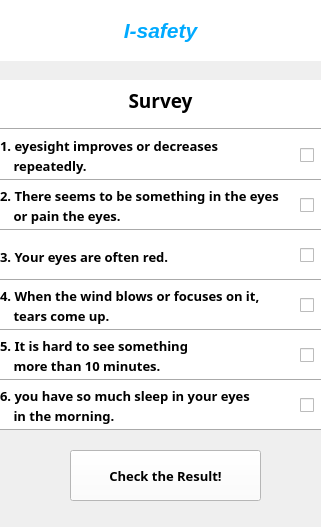
Above: I-safety(final_version)/I-safety/UI/SelfSurvey.ui from Bangjeho/I-Safety before the change. Below: the same form after it.
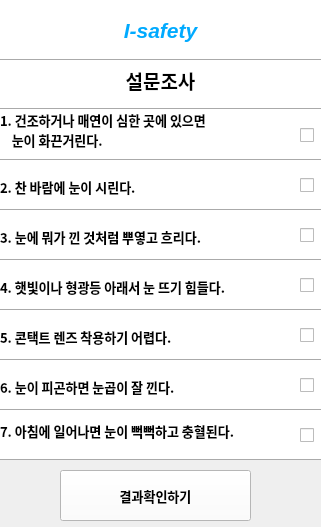
That is the form after the change.

The edit to the form file:
```diff
--- a/I-safety(final_version)/I-safety/UI/SelfSurvey.ui
+++ b/I-safety(final_version)/I-safety/UI/SelfSurvey.ui
@@ -71,35 +71,11 @@
     <set>Qt::AlignCenter</set>
    </property>
   </widget>
-  <widget class="QLabel" name="label_5">
-   <property name="geometry">
-    <rect>
-     <x>0</x>
-     <y>136</y>
-     <width>321</width>
-     <height>20</height>
-    </rect>
-   </property>
-   <property name="font">
-    <font>
-     <family>함초롬돋움</family>
-     <pointsize>10</pointsize>
-     <weight>75</weight>
-     <bold>true</bold>
-    </font>
-   </property>
-   <property name="styleSheet">
-    <string notr="true">background-color: rgb(255, 255, 255);</string>
-   </property>
-   <property name="text">
-    <string>1. eyesight improves or decreases</string>
-   </property>
-  </widget>
   <widget class="QPushButton" name="pushButton">
    <property name="geometry">
     <rect>
-     <x>70</x>
-     <y>450</y>
+     <x>60</x>
+     <y>470</y>
      <width>191</width>
      <height>51</height>
     </rect>
@@ -116,14 +92,14 @@
     <string notr="true">background-color: rgb(255, 255, 255);</string>
    </property>
    <property name="text">
-    <string>Check the Result!</string>
+    <string>결과확인하기</string>
    </property>
   </widget>
   <widget class="Line" name="line_7">
    <property name="geometry">
     <rect>
      <x>0</x>
-     <y>170</y>
+     <y>150</y>
      <width>321</width>
      <height>20</height>
     </rect>
@@ -157,7 +133,7 @@
    <property name="geometry">
     <rect>
      <x>300</x>
-     <y>130</y>
+     <y>110</y>
      <width>21</width>
      <height>51</height>
     </rect>
@@ -166,61 +142,13 @@
     <string/>
    </property>
   </widget>
-  <widget class="QLabel" name="label_8">
-   <property name="geometry">
-    <rect>
-     <x>0</x>
-     <y>156</y>
-     <width>321</width>
-     <height>20</height>
-    </rect>
-   </property>
-   <property name="font">
-    <font>
-     <family>함초롬돋움</family>
-     <pointsize>10</pointsize>
-     <weight>75</weight>
-     <bold>true</bold>
-    </font>
-   </property>
-   <property name="styleSheet">
-    <string notr="true">background-color: rgb(255, 255, 255);</string>
-   </property>
-   <property name="text">
-    <string>    repeatedly.</string>
-   </property>
-  </widget>
-  <widget class="QLabel" name="label_9">
-   <property name="geometry">
-    <rect>
-     <x>0</x>
-     <y>206</y>
-     <width>321</width>
-     <height>20</height>
-    </rect>
-   </property>
-   <property name="font">
-    <font>
-     <family>함초롬돋움</family>
-     <pointsize>10</pointsize>
-     <weight>75</weight>
-     <bold>true</bold>
-    </font>
-   </property>
-   <property name="styleSheet">
-    <string notr="true">background-color: rgb(255, 255, 255);</string>
-   </property>
-   <property name="text">
-    <string>    or pain the eyes.</string>
-   </property>
-  </widget>
   <widget class="QLabel" name="label_6">
    <property name="geometry">
     <rect>
      <x>0</x>
-     <y>186</y>
+     <y>166</y>
      <width>321</width>
-     <height>20</height>
+     <height>41</height>
     </rect>
    </property>
    <property name="font">
@@ -235,14 +163,14 @@
     <string notr="true">background-color: rgb(255, 255, 255);</string>
    </property>
    <property name="text">
-    <string>2. There seems to be something in the eyes</string>
+    <string>2. 찬 바람에 눈이 시린다.</string>
    </property>
   </widget>
   <widget class="Line" name="line_8">
    <property name="geometry">
     <rect>
      <x>0</x>
-     <y>220</y>
+     <y>200</y>
      <width>321</width>
      <height>20</height>
     </rect>
@@ -276,24 +204,24 @@
    <property name="geometry">
     <rect>
      <x>0</x>
-     <y>256</y>
-     <width>321</width>
-     <height>20</height>
-    </rect>
-   </property>
-   <property name="styleSheet">
-    <string notr="true">background-color: rgb(255, 255, 255);</string>
-   </property>
-   <property name="text">
-    <string/>
-   </property>
-  </widget>
-  <widget class="QLabel" name="label_7">
-   <property name="geometry">
-    <rect>
-     <x>0</x>
      <y>236</y>
      <width>321</width>
+     <height>20</height>
+    </rect>
+   </property>
+   <property name="styleSheet">
+    <string notr="true">background-color: rgb(255, 255, 255);</string>
+   </property>
+   <property name="text">
+    <string/>
+   </property>
+  </widget>
+  <widget class="QLabel" name="label_7">
+   <property name="geometry">
+    <rect>
+     <x>0</x>
+     <y>216</y>
+     <width>321</width>
      <height>41</height>
     </rect>
    </property>
@@ -309,14 +237,14 @@
     <string notr="true">background-color: rgb(255, 255, 255);</string>
    </property>
    <property name="text">
-    <string>3. Your eyes are often red.</string>
+    <string>3. 눈에 뭐가 낀 것처럼 뿌옇고 흐리다.</string>
    </property>
   </widget>
   <widget class="Line" name="line_9">
    <property name="geometry">
     <rect>
      <x>0</x>
-     <y>270</y>
+     <y>250</y>
      <width>321</width>
      <height>20</height>
     </rect>
@@ -346,37 +274,13 @@
     <enum>Qt::Horizontal</enum>
    </property>
   </widget>
-  <widget class="QLabel" name="label_11">
-   <property name="geometry">
-    <rect>
-     <x>0</x>
-     <y>306</y>
-     <width>321</width>
-     <height>20</height>
-    </rect>
-   </property>
-   <property name="font">
-    <font>
-     <family>함초롬돋움</family>
-     <pointsize>10</pointsize>
-     <weight>75</weight>
-     <bold>true</bold>
-    </font>
-   </property>
-   <property name="styleSheet">
-    <string notr="true">background-color: rgb(255, 255, 255);</string>
-   </property>
-   <property name="text">
-    <string>    tears come up.</string>
-   </property>
-  </widget>
   <widget class="QLabel" name="label_12">
    <property name="geometry">
     <rect>
      <x>0</x>
-     <y>286</y>
+     <y>266</y>
      <width>321</width>
-     <height>20</height>
+     <height>41</height>
     </rect>
    </property>
    <property name="font">
@@ -391,14 +295,14 @@
     <string notr="true">background-color: rgb(255, 255, 255);</string>
    </property>
    <property name="text">
-    <string>4. When the wind blows or focuses on it,</string>
+    <string>4. 햇빛이나 형광등 아래서 눈 뜨기 힘들다.</string>
    </property>
   </widget>
   <widget class="Line" name="line_10">
    <property name="geometry">
     <rect>
      <x>0</x>
-     <y>320</y>
+     <y>300</y>
      <width>321</width>
      <height>20</height>
     </rect>
@@ -428,37 +332,13 @@
     <enum>Qt::Horizontal</enum>
    </property>
   </widget>
-  <widget class="QLabel" name="label_13">
-   <property name="geometry">
-    <rect>
-     <x>0</x>
-     <y>356</y>
-     <width>321</width>
-     <height>20</height>
-    </rect>
-   </property>
-   <property name="font">
-    <font>
-     <family>함초롬돋움</family>
-     <pointsize>10</pointsize>
-     <weight>75</weight>
-     <bold>true</bold>
-    </font>
-   </property>
-   <property name="styleSheet">
-    <string notr="true">background-color: rgb(255, 255, 255);</string>
-   </property>
-   <property name="text">
-    <string>    more than 10 minutes.</string>
-   </property>
-  </widget>
   <widget class="QLabel" name="label_14">
    <property name="geometry">
     <rect>
      <x>0</x>
-     <y>336</y>
+     <y>316</y>
      <width>321</width>
-     <height>20</height>
+     <height>41</height>
     </rect>
    </property>
    <property name="font">
@@ -473,14 +353,14 @@
     <string notr="true">background-color: rgb(255, 255, 255);</string>
    </property>
    <property name="text">
-    <string>5. It is hard to see something </string>
+    <string>5. 콘택트 렌즈 착용하기 어렵다.</string>
    </property>
   </widget>
   <widget class="Line" name="line_11">
    <property name="geometry">
     <rect>
      <x>0</x>
-     <y>370</y>
+     <y>350</y>
      <width>321</width>
      <height>20</height>
     </rect>
@@ -510,37 +390,13 @@
     <enum>Qt::Horizontal</enum>
    </property>
   </widget>
-  <widget class="QLabel" name="label_15">
-   <property name="geometry">
-    <rect>
-     <x>0</x>
-     <y>406</y>
-     <width>321</width>
-     <height>20</height>
-    </rect>
-   </property>
-   <property name="font">
-    <font>
-     <family>함초롬돋움</family>
-     <pointsize>10</pointsize>
-     <weight>75</weight>
-     <bold>true</bold>
-    </font>
-   </property>
-   <property name="styleSheet">
-    <string notr="true">background-color: rgb(255, 255, 255);</string>
-   </property>
-   <property name="text">
-    <string>    in the morning.</string>
-   </property>
-  </widget>
   <widget class="QLabel" name="label_16">
    <property name="geometry">
     <rect>
      <x>0</x>
-     <y>386</y>
+     <y>366</y>
      <width>321</width>
-     <height>20</height>
+     <height>41</height>
     </rect>
    </property>
    <property name="font">
@@ -555,14 +411,14 @@
     <string notr="true">background-color: rgb(255, 255, 255);</string>
    </property>
    <property name="text">
-    <string>6. you have so much sleep in your eyes</string>
+    <string>6. 눈이 피곤하면 눈곱이 잘 낀다.</string>
    </property>
   </widget>
   <widget class="Line" name="line_12">
    <property name="geometry">
     <rect>
      <x>0</x>
-     <y>420</y>
+     <y>400</y>
      <width>321</width>
      <height>20</height>
     </rect>
@@ -596,7 +452,7 @@
    <property name="geometry">
     <rect>
      <x>300</x>
-     <y>180</y>
+     <y>160</y>
      <width>21</width>
      <height>51</height>
     </rect>
@@ -609,7 +465,7 @@
    <property name="geometry">
     <rect>
      <x>300</x>
-     <y>230</y>
+     <y>210</y>
      <width>21</width>
      <height>51</height>
     </rect>
@@ -622,7 +478,7 @@
    <property name="geometry">
     <rect>
      <x>300</x>
-     <y>280</y>
+     <y>260</y>
      <width>21</width>
      <height>51</height>
     </rect>
@@ -635,7 +491,7 @@
    <property name="geometry">
     <rect>
      <x>300</x>
-     <y>330</y>
+     <y>310</y>
      <width>21</width>
      <height>51</height>
     </rect>
@@ -648,7 +504,7 @@
    <property name="geometry">
     <rect>
      <x>300</x>
-     <y>380</y>
+     <y>360</y>
      <width>21</width>
      <height>51</height>
     </rect>
@@ -661,7 +517,7 @@
    <property name="geometry">
     <rect>
      <x>0</x>
-     <y>80</y>
+     <y>60</y>
      <width>321</width>
      <height>41</height>
     </rect>
@@ -678,7 +534,7 @@
     <string notr="true">background-color: rgb(255, 255, 255);</string>
    </property>
    <property name="text">
-    <string>Survey</string>
+    <string>설문조사</string>
    </property>
    <property name="alignment">
     <set>Qt::AlignCenter</set>
@@ -688,7 +544,7 @@
    <property name="geometry">
     <rect>
      <x>0</x>
-     <y>119</y>
+     <y>99</y>
      <width>321</width>
      <height>21</height>
     </rect>
@@ -722,7 +578,7 @@
    <property name="geometry">
     <rect>
      <x>0</x>
-     <y>430</y>
+     <y>410</y>
      <width>321</width>
      <height>16</height>
     </rect>
@@ -734,7 +590,178 @@
     <string/>
    </property>
   </widget>
+  <widget class="QLabel" name="label_15">
+   <property name="geometry">
+    <rect>
+     <x>0</x>
+     <y>130</y>
+     <width>321</width>
+     <height>20</height>
+    </rect>
+   </property>
+   <property name="font">
+    <font>
+     <family>함초롬돋움</family>
+     <pointsize>10</pointsize>
+     <weight>75</weight>
+     <bold>true</bold>
+    </font>
+   </property>
+   <property name="styleSheet">
+    <string notr="true">background-color: rgb(255, 255, 255);</string>
+   </property>
+   <property name="text">
+    <string>    눈이 화끈거린다.</string>
+   </property>
+  </widget>
+  <widget class="QLabel" name="label_17">
+   <property name="geometry">
+    <rect>
+     <x>0</x>
+     <y>110</y>
+     <width>321</width>
+     <height>20</height>
+    </rect>
+   </property>
+   <property name="font">
+    <font>
+     <family>함초롬돋움</family>
+     <pointsize>10</pointsize>
+     <weight>75</weight>
+     <bold>true</bold>
+    </font>
+   </property>
+   <property name="styleSheet">
+    <string notr="true">background-color: rgb(255, 255, 255);</string>
+   </property>
+   <property name="text">
+    <string>1. 건조하거나 매연이 심한 곳에 있으면</string>
+   </property>
+  </widget>
+  <widget class="QLabel" name="label_18">
+   <property name="geometry">
+    <rect>
+     <x>0</x>
+     <y>410</y>
+     <width>321</width>
+     <height>41</height>
+    </rect>
+   </property>
+   <property name="font">
+    <font>
+     <family>함초롬돋움</family>
+     <pointsize>10</pointsize>
+     <weight>75</weight>
+     <bold>true</bold>
+    </font>
+   </property>
+   <property name="styleSheet">
+    <string notr="true">background-color: rgb(255, 255, 255);</string>
+   </property>
+   <property name="text">
+    <string>7. 아침에 일어나면 눈이 뻑뻑하고 충혈된다.</string>
+   </property>
+  </widget>
+  <widget class="QLabel" name="label_4">
+   <property name="geometry">
+    <rect>
+     <x>0</x>
+     <y>460</y>
+     <width>321</width>
+     <height>16</height>
+    </rect>
+   </property>
+   <property name="styleSheet">
+    <string notr="true">background-color: rgb(239, 239, 239);</string>
+   </property>
+   <property name="text">
+    <string/>
+   </property>
+  </widget>
+  <widget class="Line" name="line_14">
+   <property name="geometry">
+    <rect>
+     <x>0</x>
+     <y>450</y>
+     <width>321</width>
+     <height>20</height>
+    </rect>
+   </property>
+   <property name="minimumSize">
+    <size>
+     <width>311</width>
+     <height>20</height>
+    </size>
+   </property>
+   <property name="sizeIncrement">
+    <size>
+     <width>311</width>
+     <height>20</height>
+    </size>
+   </property>
+   <property name="baseSize">
+    <size>
+     <width>311</width>
+     <height>20</height>
+    </size>
+   </property>
+   <property name="styleSheet">
+    <string notr="true">background-color: rgb(255, 255, 255);</string>
+   </property>
+   <property name="orientation">
+    <enum>Qt::Horizontal</enum>
+   </property>
+  </widget>
+  <widget class="QCheckBox" name="checkBox_7">
+   <property name="geometry">
+    <rect>
+     <x>300</x>
+     <y>410</y>
+     <width>21</width>
+     <height>51</height>
+    </rect>
+   </property>
+   <property name="text">
+    <string/>
+   </property>
+  </widget>
+  <widget class="Line" name="line_15">
+   <property name="geometry">
+    <rect>
+     <x>0</x>
+     <y>50</y>
+     <width>321</width>
+     <height>21</height>
+    </rect>
+   </property>
+   <property name="minimumSize">
+    <size>
+     <width>311</width>
+     <height>20</height>
+    </size>
+   </property>
+   <property name="sizeIncrement">
+    <size>
+     <width>311</width>
+     <height>20</height>
+    </size>
+   </property>
+   <property name="baseSize">
+    <size>
+     <width>311</width>
+     <height>20</height>
+    </size>
+   </property>
+   <property name="styleSheet">
+    <string notr="true">background-color: rgb(255, 255, 255);</string>
+   </property>
+   <property name="orientation">
+    <enum>Qt::Horizontal</enum>
+   </property>
+  </widget>
   <zorder>line_13</zorder>
+  <zorder>label_17</zorder>
+  <zorder>label_15</zorder>
   <zorder>line_12</zorder>
   <zorder>line_11</zorder>
   <zorder>line_10</zorder>
@@ -742,18 +769,12 @@
   <zorder>line_8</zorder>
   <zorder>line_7</zorder>
   <zorder>label_3</zorder>
-  <zorder>label_5</zorder>
-  <zorder>label_8</zorder>
   <zorder>checkBox</zorder>
-  <zorder>label_9</zorder>
   <zorder>label_6</zorder>
   <zorder>label_10</zorder>
   <zorder>label_7</zorder>
-  <zorder>label_11</zorder>
   <zorder>label_12</zorder>
-  <zorder>label_13</zorder>
   <zorder>label_14</zorder>
-  <zorder>label_15</zorder>
   <zorder>label_16</zorder>
   <zorder>checkBox_2</zorder>
   <zorder>checkBox_3</zorder>
@@ -762,7 +783,12 @@
   <zorder>checkBox_6</zorder>
   <zorder>label_2</zorder>
   <zorder>label</zorder>
+  <zorder>label_18</zorder>
+  <zorder>line_14</zorder>
+  <zorder>label_4</zorder>
   <zorder>pushButton</zorder>
+  <zorder>checkBox_7</zorder>
+  <zorder>line_15</zorder>
  </widget>
  <resources/>
  <connections/>
```
